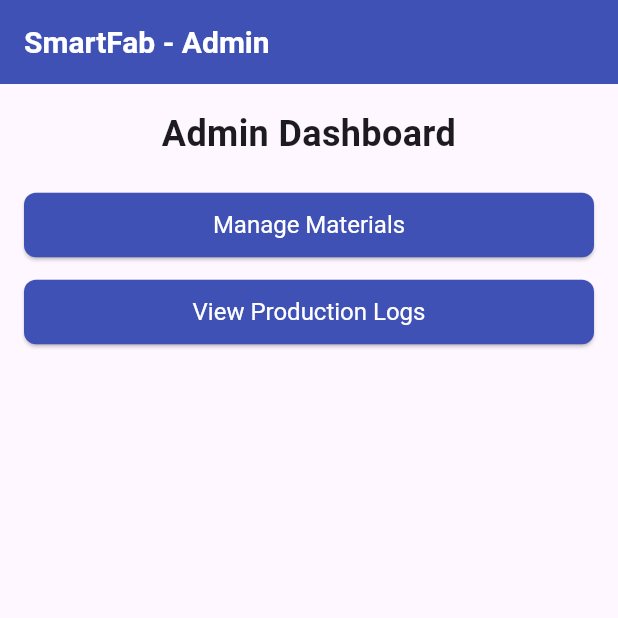
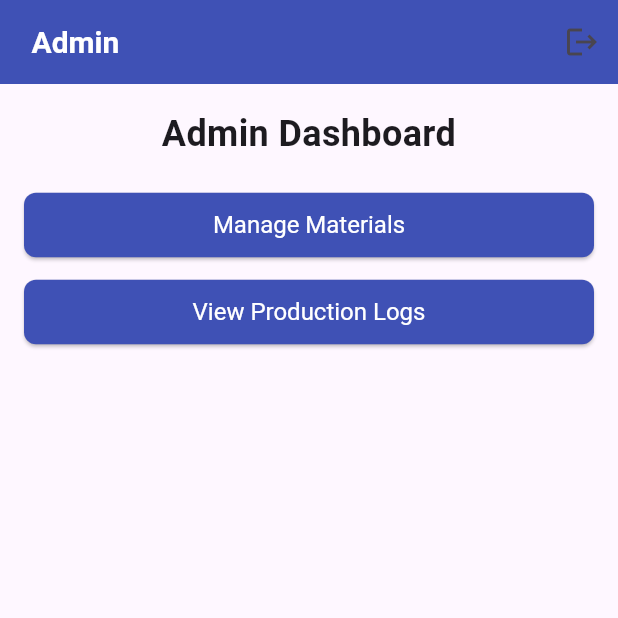
Before and after one commit to TirthChhatrala/Flutter-based-Material-Tracking-Costing-App, a Flutter app: the screen it shows after launch, after a tap on "Admin", on a phone screen of 412 x 824 dp, the top half of it. Run offline on Flutter 3.47's test engine with Material 3 defaults, Android fonts, the phone set to English and light mode, and no system bars.

Commit message:
add some another files

```diff
--- a/lib/main.dart
+++ b/lib/main.dart
@@ -186,7 +186,7 @@ class RoleSelectionScreen extends StatelessWidget {
   Widget build(BuildContext context) {
     return Scaffold(
       appBar: AppBar(
-        title: const Text('Select Role'),
+        title: const Text('Login Page'),
       ),
       body: Center(
         child: Padding(
@@ -232,7 +232,18 @@ class HomeScreen extends StatelessWidget {
     final appData = Provider.of<AppData>(context);
     return Scaffold(
       appBar: AppBar(
-        title: Text('SmartFab - ${appData.userRole}'),
+        title: Text(' ${appData.userRole}'),
+        actions: [
+          IconButton(
+            icon: const Icon(Icons.logout),
+            onPressed: () {
+              Navigator.pushReplacement(
+                context,
+                MaterialPageRoute(builder: (context) => const RoleSelectionScreen()),
+              );
+            },
+          ),
+        ],
       ),
       body: appData.userRole == 'Admin' ? const AdminDashboard() : const OperatorDashboard(),
     );
```
